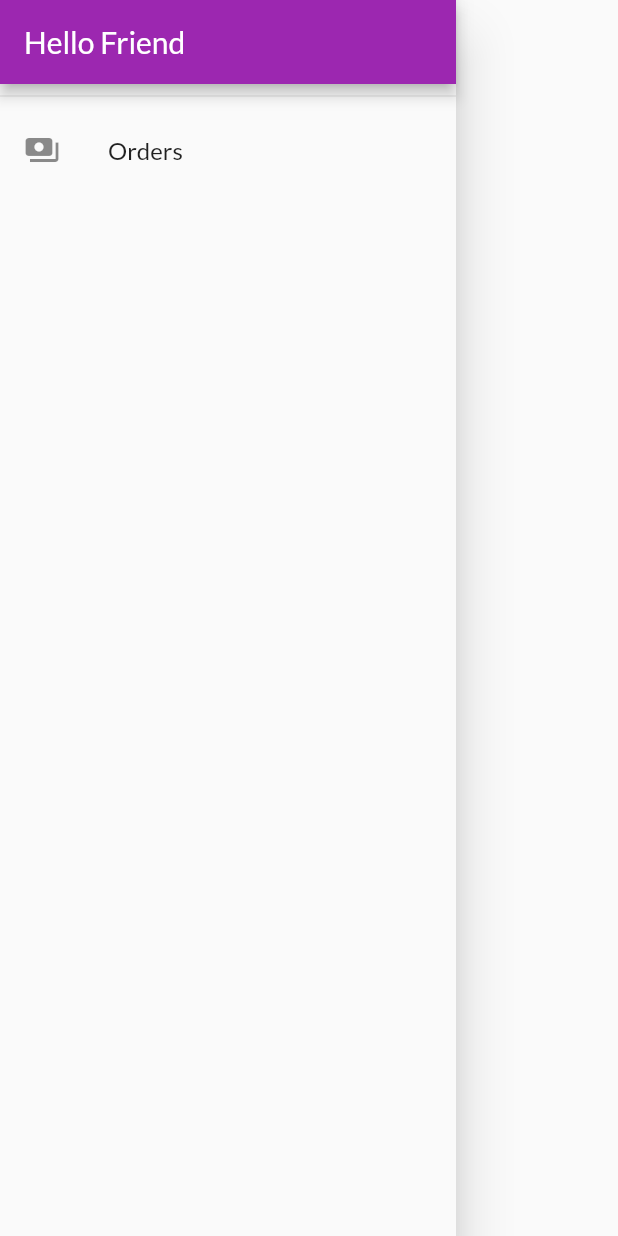
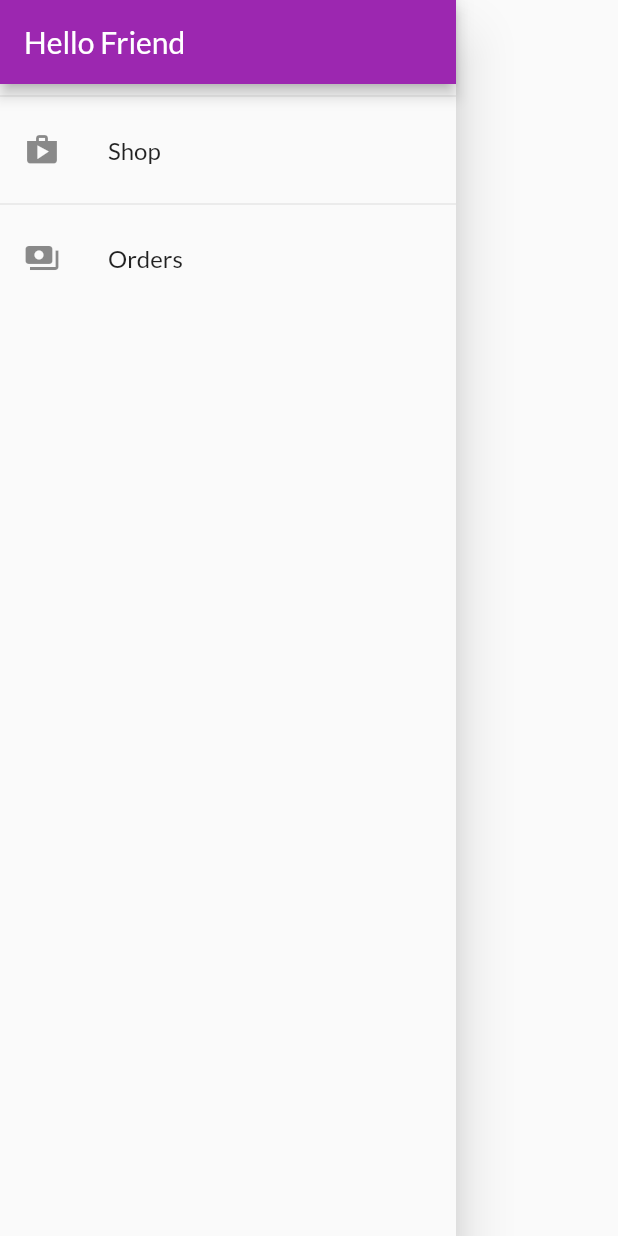
Before and after one commit to aalka061/myShop, a Flutter app: the AppDrawer widget shown alone on an empty page, opened directly, on a phone screen of 412 x 824 dp. Run offline on Flutter 3.47's test engine with Material 2 defaults, Android fonts, the phone set to English and light mode, and no system bars; network calls fail.

Commit message:
Adds sidebar (shops and orders)

```diff
--- a/lib/main.dart
+++ b/lib/main.dart
@@ -1,6 +1,7 @@
 import 'package:flutter/material.dart';
 import 'package:my_shop/providers/orders.dart';
 import 'package:my_shop/screens/cart_screen.dart';
+import 'package:my_shop/screens/orders_screen.dart';
 import 'package:provider/provider.dart';
 
 import './screens/product_detail_screen.dart';
@@ -44,6 +45,7 @@ class MyApp extends StatelessWidget {
           '/': (ctx) => ProductsOverviewScreen(),
           ProductDetailScreen.ROUTE: (ctx) => ProductDetailScreen(),
           CartScreen.ROUTE: (ctx) => CartScreen(),
+          OrdersScreen.ROUTE: (ctx) => OrdersScreen(),
         },
       ),
     );
--- a/lib/screens/products_overview_screen.dart
+++ b/lib/screens/products_overview_screen.dart
@@ -1,4 +1,5 @@
 import 'package:flutter/material.dart';
+import 'package:my_shop/widgets/app_drawer.dart';
 import '../providers/cart.dart';
 import '../screens/cart_screen.dart';
 import '../widgets/badge.dart';
@@ -60,6 +61,7 @@ class _ProductsOverviewScreenState extends State<ProductsOverviewScreen> {
                   ))
         ],
       ),
+      drawer: AppDrawer(),
       body: ProductsGrid(_showOnlyFavorites),
     );
   }
--- a/lib/widgets/app_drawer.dart
+++ b/lib/widgets/app_drawer.dart
@@ -1,4 +1,5 @@
 import 'package:flutter/material.dart';
+import 'package:my_shop/screens/orders_screen.dart';
 
 class AppDrawer extends StatelessWidget {
   @override
@@ -13,10 +14,18 @@ class AppDrawer extends StatelessWidget {
           ),
           Divider(),
           ListTile(
+            leading: Icon(Icons.shop),
+            title: Text('Shop'),
+            onTap: () {
+              Navigator.of(context).pushReplacementNamed('/');
+            },
+          ),
+          Divider(),
+          ListTile(
             leading: Icon(Icons.payments),
             title: Text('Orders'),
             onTap: () {
-              Navigator.of(context).pushReplacementNamed('/');
+              Navigator.of(context).pushReplacementNamed(OrdersScreen.ROUTE);
             },
           ),
         ],
```
Also changed, not shown: lib/screens/orders_screen.dart (+8 -4 lines).
